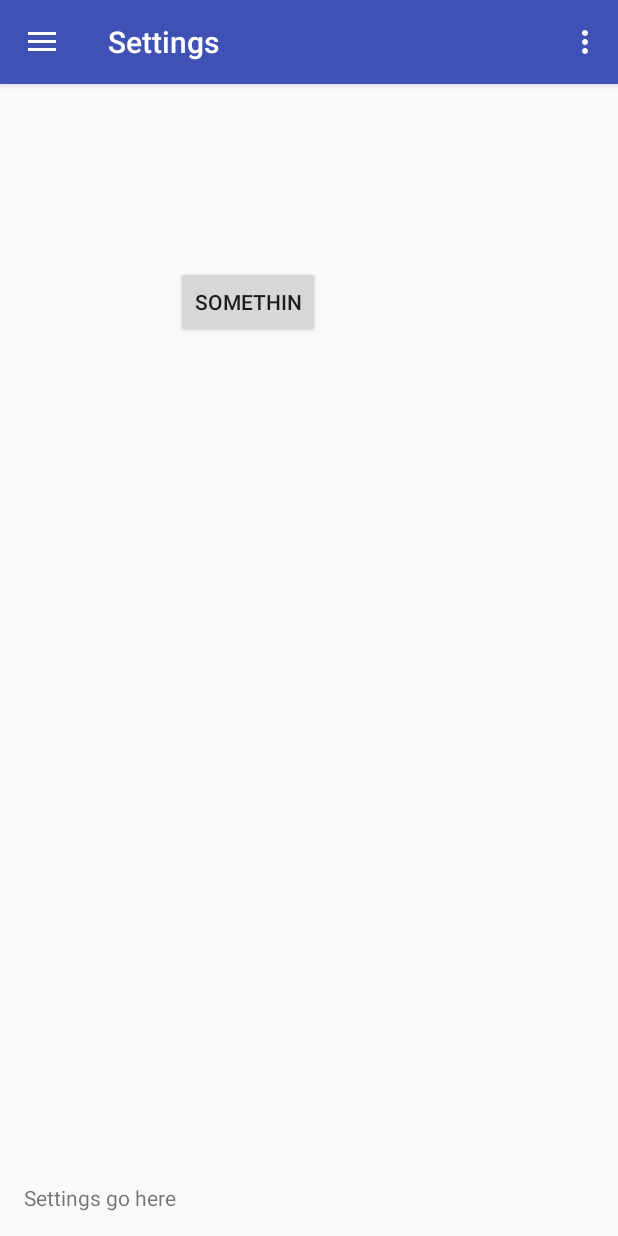
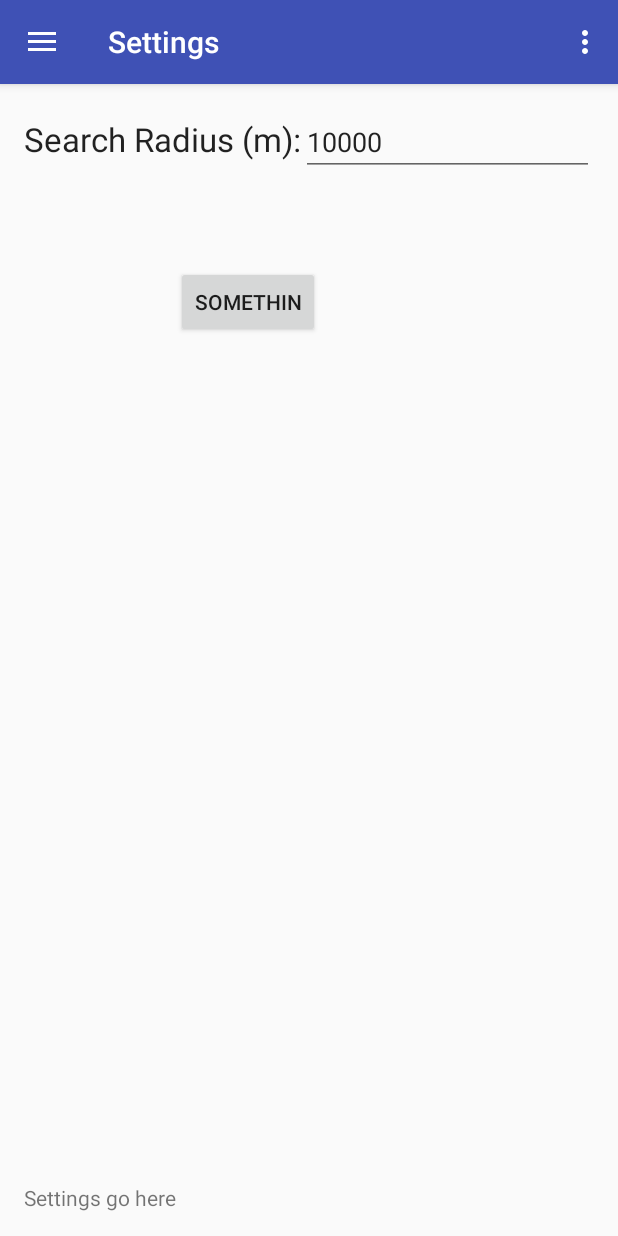
Before and after one commit to Gunsmithy/FinalProjectDylanAlvin, an Android app: the screen it shows after launch (MainActivity), in the options menu, after a tap on "Settings", on a phone screen of 412 x 824 dp. Run offline under Robolectric (Android 15) with nearby library versions, the phone set to English and light mode, and no system bars.

Commit message:
Added Radius Setting Button Cleaned up a bit of fragment code

```diff
--- a/app/build.gradle
+++ b/app/build.gradle
@@ -27,4 +27,7 @@ dependencies {
     compile 'com.android.support:design:23.1.1'
     compile 'com.google.android.gms:play-services:8.3.0'
     compile 'com.android.support:support-v4:23.1.1'
+    compile 'com.google.android.gms:play-services-ads:8.3.0'
+    compile 'com.google.android.gms:play-services-identity:8.3.0'
+    compile 'com.google.android.gms:play-services-gcm:8.3.0'
 }
--- a/app/src/main/java/com/example/dylan/finalprojectdylanalvin/CountdownFragment.java
+++ b/app/src/main/java/com/example/dylan/finalprojectdylanalvin/CountdownFragment.java
@@ -19,24 +19,7 @@ import java.text.ParseException;
 import java.text.SimpleDateFormat;
 import java.util.Date;
 
-
-/**
- * A simple {@link Fragment} subclass.
- * Activities that contain this fragment must implement the
- * {@link CountdownFragment.OnFragmentInteractionListener} interface
- * to handle interaction events.
- * Use the {@link CountdownFragment#newInstance} factory method to
- * create an instance of this fragment.
- */
 public class CountdownFragment extends Fragment {
-    // TODO: Rename parameter arguments, choose names that match
-    // the fragment initialization parameters, e.g. ARG_ITEM_NUMBER
-    private static final String ARG_PARAM1 = "param1";
-    private static final String ARG_PARAM2 = "param2";
-
-    // TODO: Rename and change types of parameters
-    private String mParam1;
-    private String mParam2;
 
     private OnFragmentInteractionListener mListener;
 
@@ -63,24 +46,6 @@ public class CountdownFragment extends Fragment {
         }
     };
 
-    /**
-     * Use this factory method to create a new instance of
-     * this fragment using the provided parameters.
-     *
-     * @param param1 Parameter 1.
-     * @param param2 Parameter 2.
-     * @return A new instance of fragment CountdownFragment.
-     */
-    // TODO: Rename and change types and number of parameters
-    public static CountdownFragment newInstance(String param1, String param2) {
-        CountdownFragment fragment = new CountdownFragment();
-        Bundle args = new Bundle();
-        args.putString(ARG_PARAM1, param1);
-        args.putString(ARG_PARAM2, param2);
-        fragment.setArguments(args);
-        return fragment;
-    }
-
     public CountdownFragment() {
         // Required empty public constructor
     }
@@ -88,36 +53,6 @@ public class CountdownFragment extends Fragment {
     @Override
     public void onCreate(Bundle savedInstanceState) {
         super.onCreate(savedInstanceState);
-        if (getArguments() != null) {
-            mParam1 = getArguments().getString(ARG_PARAM1);
-            mParam2 = getArguments().getString(ARG_PARAM2);
-        }
-
-        /*SimpleDateFormat dformat = new SimpleDateFormat("dd-MM-yyyy");
-        Date launchDate = null;
-        try {
-            launchDate = dformat.parse("18-12-2015");
-        } catch (ParseException e) {
-            e.printStackTrace();
-        }
-        //     .getTime() does the conversion: Date --> long
-        CountDownTimer cdt = new CountDownTimer(launchDate.getTime(), 1000) {
-
-            public void onTick(long millisUntilFinished) {
-                TextView countdownLabel = (TextView)getView().findViewById(R.id.countdownLabel);
-                long seconds = (System.currentTimeMillis() - millisUntilFinished) / 1000;
-                long minutes = seconds / 60;
-                long hours = minutes / 60;
-                long days = hours / 24;
-                String time = days + ":" + hours % 24 + ":" + minutes % 60 + ":" + seconds % 60;
-                countdownLabel.setText(time);
-            }
-
-            public void onFinish() {
-                // TODO Auto-generated method stub
-
-            }
-        }.start();*/
 
         secondTick();
     }
--- a/app/src/main/java/com/example/dylan/finalprojectdylanalvin/MainActivity.java
+++ b/app/src/main/java/com/example/dylan/finalprojectdylanalvin/MainActivity.java
@@ -1,6 +1,8 @@
 package com.example.dylan.finalprojectdylanalvin;
 
+import android.app.Activity;
 import android.content.Intent;
+import android.content.SharedPreferences;
 import android.location.Location;
 import android.os.Bundle;
 import android.os.Handler;
@@ -46,6 +48,8 @@ public class MainActivity extends AppCompatActivity
 
     private GoogleMap mMap;
 
+    private int radiusSetting;
+
     protected static final String TAG = "MainActivity";
 
     /**
@@ -82,6 +86,10 @@ public class MainActivity extends AppCompatActivity
         Toolbar toolbar = (Toolbar) findViewById(R.id.toolbar);
         setSupportActionBar(toolbar);
 
+        //Load the saved app state from preferences, if none, default to 0
+        String name = "myAppPrefs";
+        SharedPreferences prefs = getSharedPreferences(name, Activity.MODE_PRIVATE);
+        radiusSetting = prefs.getInt("radiusSetting", 10000);
 
         DrawerLayout drawer = (DrawerLayout) findViewById(R.id.drawer_layout);
         ActionBarDrawerToggle toggle = new ActionBarDrawerToggle(
@@ -171,6 +179,9 @@ public class MainActivity extends AppCompatActivity
                 break;
             case R.id.nav_settings:
                 fragment = new SettingsFragment();
+                SettingsFragment sFragment = (SettingsFragment) fragment;
+                sFragment.setmListener(this);
+                sFragment.setRadius(radiusSetting);
                 title = getString(R.string.settings);
                 break;
             case R.id.nav_feedback:
@@ -224,6 +235,7 @@ public class MainActivity extends AppCompatActivity
     @Override
     public void onSettingsFragmentInteraction(String string) {
         // Do stuff
+        radiusSetting = Integer.valueOf(string);
     }
 
     protected synchronized void buildGoogleApiClient() {
@@ -259,7 +271,7 @@ public class MainActivity extends AppCompatActivity
         mLastLocation = LocationServices.FusedLocationApi.getLastLocation(mGoogleApiClient);
         if (mLastLocation != null) {
             Toast.makeText(this, String.valueOf(mLastLocation.getLatitude()) + String.valueOf(mLastLocation.getLongitude()), Toast.LENGTH_LONG).show();
-            String url = baseURL + "location=" + String.valueOf(mLastLocation.getLatitude()) + "," + String.valueOf(mLastLocation.getLongitude()) + "&radius=10000&types=movie_theater&key=" + getString(R.string.google_web_key);
+            String url = baseURL + "location=" + String.valueOf(mLastLocation.getLatitude()) + "," + String.valueOf(mLastLocation.getLongitude()) + "&radius=" + String.valueOf(radiusSetting) +"&types=movie_theater&key=" + getString(R.string.google_web_key);
             DownloadPlacesTask downloadPlacesTask = new DownloadPlacesTask(this);
             Log.d("FinalProject", "running task: " + url);
             downloadPlacesTask.execute(url);
--- a/app/src/main/java/com/example/dylan/finalprojectdylanalvin/SettingsFragment.java
+++ b/app/src/main/java/com/example/dylan/finalprojectdylanalvin/SettingsFragment.java
@@ -8,6 +8,8 @@ import android.view.LayoutInflater;
 import android.view.View;
 import android.view.ViewGroup;
 import android.widget.Button;
+import android.widget.EditText;
+import android.widget.TextView;
 
 
 /**
@@ -27,6 +29,8 @@ public class SettingsFragment extends Fragment {
     // TODO: Rename and change types of parameters
     private String mParam1;
     private String mParam2;
+
+    private int radius;
 
     private OnFragmentInteractionListener mListener;
 
@@ -50,6 +54,15 @@ public class SettingsFragment extends Fragment {
 
     public SettingsFragment() {
         // Required empty public constructor
+        radius = 0;
+    }
+
+    public void setmListener(OnFragmentInteractionListener listener){
+        this.mListener = listener;
+    }
+
+    public void setRadius(int radius){
+        this.radius = radius;
     }
 
     @Override
@@ -67,15 +80,20 @@ public class SettingsFragment extends Fragment {
         View view = inflater.inflate(R.layout.fragment_settings,
                 container, false);
         Button button1 = (Button) view.findViewById(R.id.SomethingButton);
-        button1.setOnClickListener(new View.OnClickListener()
-        {
+        button1.setOnClickListener(new View.OnClickListener() {
             @Override
-            public void onClick(View v)
-            {
+            public void onClick(View v) {
                 //does something
             }
         });
         return view;
+    }
+
+    @Override
+    public void onActivityCreated(Bundle savedInstanceState) {
+        super.onActivityCreated(savedInstanceState);
+        EditText radiusText = (EditText) getView().findViewById(R.id.radiusText);
+        radiusText.setText(String.valueOf(this.radius));
     }
 
     // TODO: Rename method, update argument and hook method into UI event
@@ -83,6 +101,13 @@ public class SettingsFragment extends Fragment {
         if (mListener != null) {
             mListener.onSettingsFragmentInteraction(string);
         }
+    }
+
+    @Override
+    public void onStop() {
+        super.onStop();
+        EditText radiusText = (EditText) getView().findViewById(R.id.radiusText);
+        mListener.onSettingsFragmentInteraction(radiusText.getText().toString());
     }
 
     @Override
--- a/app/src/main/res/layout/fragment_settings.xml
+++ b/app/src/main/res/layout/fragment_settings.xml
@@ -21,4 +21,27 @@
         android:layout_toEndOf="@+id/textView4"
         android:layout_marginTop="105dp" />
 
+    <LinearLayout
+        android:orientation="horizontal"
+        android:layout_width="match_parent"
+        android:layout_height="wrap_content"
+        android:layout_alignParentTop="true"
+        android:layout_centerHorizontal="true">
+
+        <TextView
+            android:layout_width="wrap_content"
+            android:layout_height="wrap_content"
+            android:textAppearance="?android:attr/textAppearanceLarge"
+            android:text="@string/radiusSetting"
+            android:id="@+id/radiusLabel" />
+
+        <EditText
+            android:layout_width="wrap_content"
+            android:layout_height="wrap_content"
+            android:inputType="number"
+            android:ems="10"
+            android:id="@+id/radiusText"
+            android:layout_weight="1" />
+    </LinearLayout>
+
 </RelativeLayout>
--- a/app/src/main/res/values/strings.xml
+++ b/app/src/main/res/values/strings.xml
@@ -42,4 +42,5 @@
     <!-- TODO: Remove or change this placeholder text -->
     <string name="hello_blank_fragment">Hello blank fragment</string>
 
+    <string name="radiusSetting">Search Radius (m):</string>
 </resources>
```
Also changed, not shown: 1 other file.
